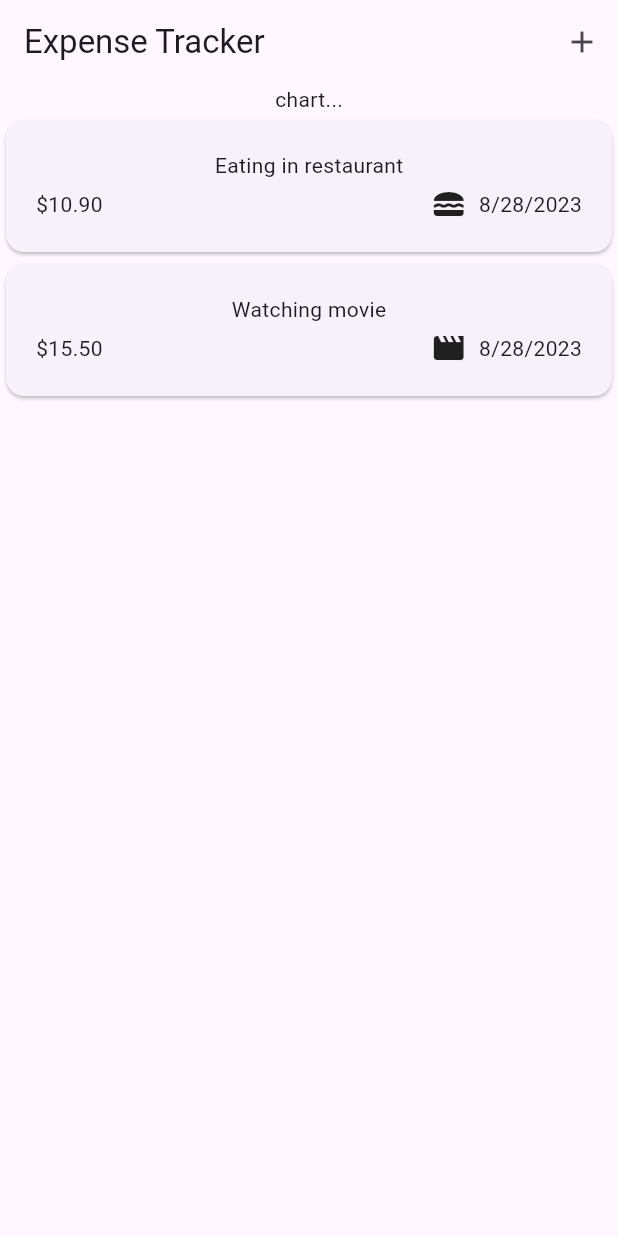
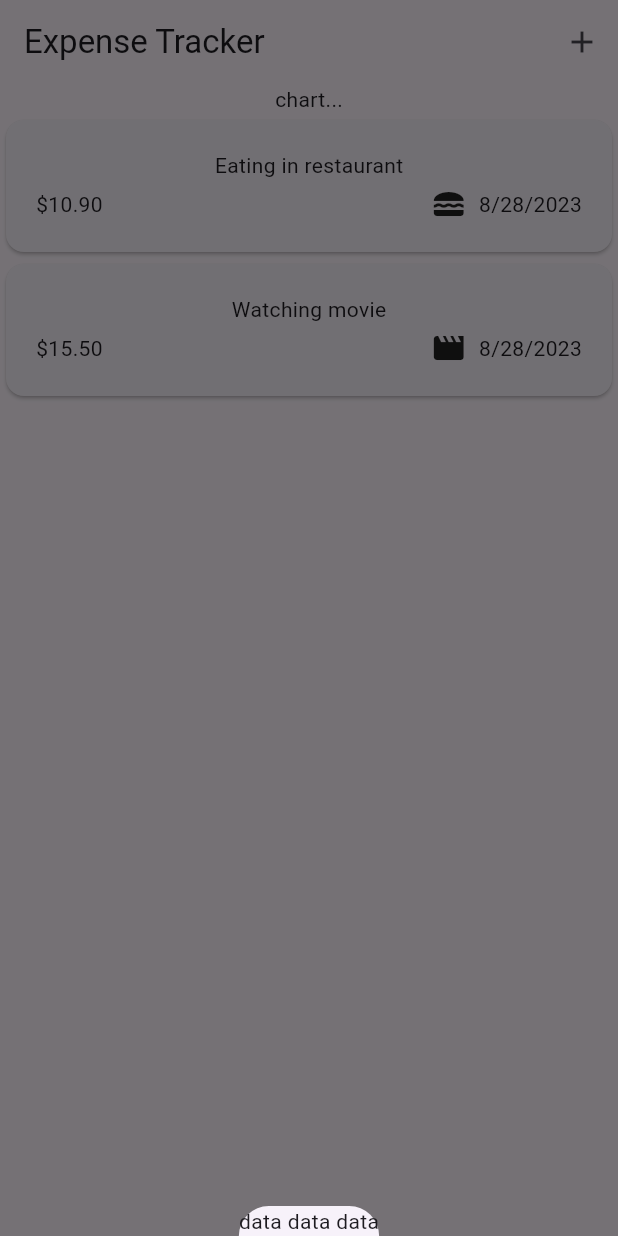
Before and after one commit to DenisLobur/expenses_tracker, a Flutter app: the screen it shows after launch, after a tap on the "add" icon, on a phone screen of 412 x 824 dp. Run offline on Flutter 3.47's test engine with Material 2 defaults, Android fonts, the phone set to English and light mode, and no system bars.

```diff
--- a/lib/widgets/expenses.dart
+++ b/lib/widgets/expenses.dart
@@ -25,12 +25,22 @@ class _ExpensesState extends State<Expenses> {
         category: Category.leisure),
   ];
 
+  void _openAddExpenseOverlay() {
+    showModalBottomSheet(
+      context: context,
+      builder: (ctx) => const Text('data data data'),
+    );
+  }
+
   @override
   Widget build(BuildContext context) {
     return Scaffold(
       appBar: AppBar(
         title: const Text('Expense Tracker'),
-        actions: [IconButton(onPressed: () => {}, icon: const Icon(Icons.add))],
+        actions: [
+          IconButton(
+              onPressed: _openAddExpenseOverlay, icon: const Icon(Icons.add))
+        ],
       ),
       body: Column(
         children: [
```
